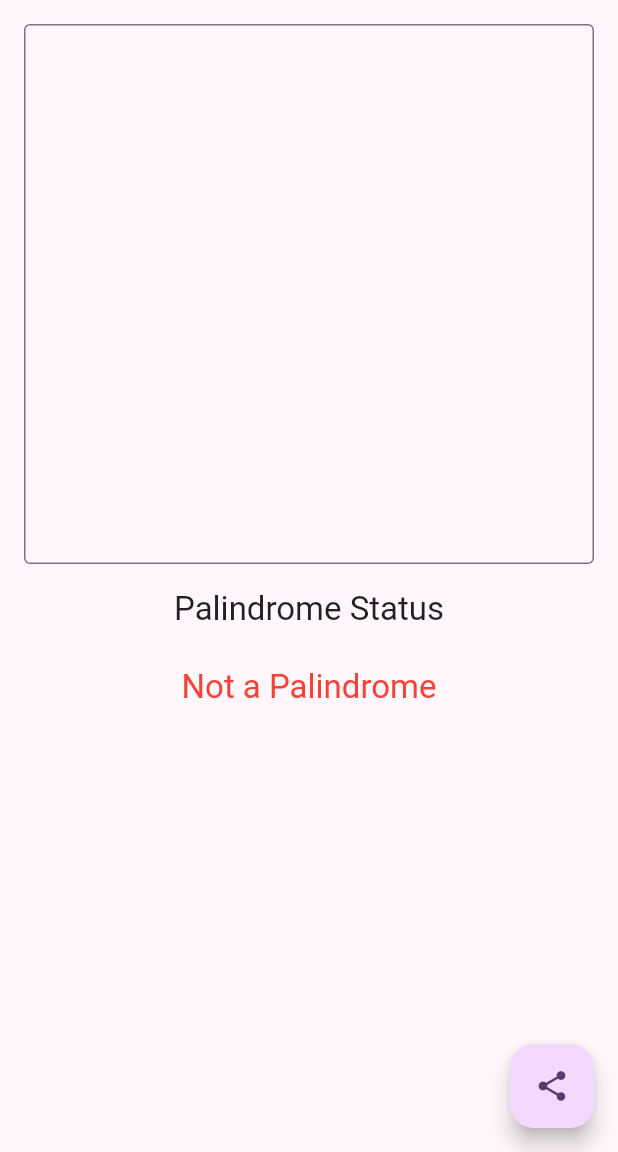
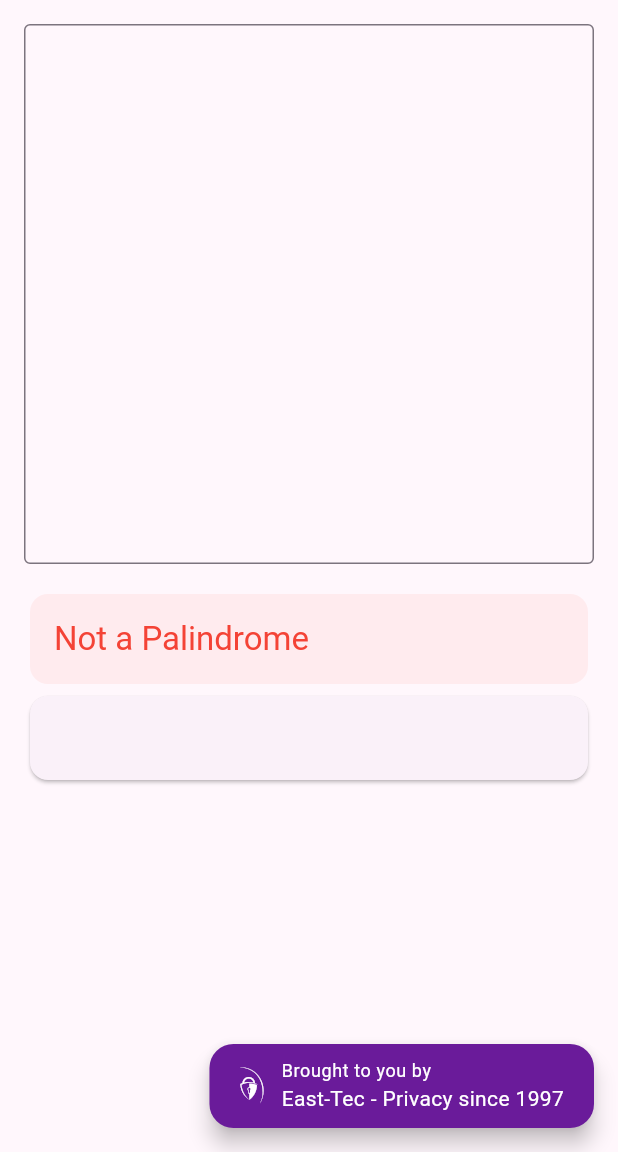
Before and after one commit to Appliberated/palitest, a Flutter app: the screen it shows after launch, on a phone screen of 412 x 824 dp, the part 84-1236 px from its top. Run offline on Flutter 3.47's test engine with Material 3 defaults, Android fonts, the light colour scheme and no system bars; missing offline and left inert: dart:html.

Commit message:
Add sponsor badge

```diff
--- /dev/null
+++ b/lib/common/custom_icons.dart
@@ -0,0 +1,17 @@
+// Copyright (c) 2024 Appliberated (https://www.appliberated.com/). All rights reserved.
+// Use of this source code is governed by a user license that can be found in the LICENSE file.
+//
+// Flutter icons CustomIcons
+// Copyright (C) 2023 by original authors @ fluttericon.com, fontello.com
+// This font was generated by FlutterIcon.com, which is derived from Fontello.
+
+/// The custom icons used in the app.
+library;
+
+import 'package:flutter/widgets.dart';
+
+const _kFontFam = 'CustomIcons';
+const String? _kFontPkg = null;
+
+/// The East-Tec logo mark.
+const IconData eastTecLogoMark = IconData(0xe804, fontFamily: _kFontFam, fontPackage: _kFontPkg);
--- a/lib/common/strings.dart
+++ b/lib/common/strings.dart
@@ -18,3 +18,8 @@ const String ignoreNonAlphanumeric = "Ignore Non-Alphanumeric";
 const String showExamplesText = "Show Palindrome Examples";
 const String pasteButtonText = "Paste";
 const String shareButtonText = "Share";
+
+// Sponsor badge
+
+const String sponsorSubtitle = 'Brought to you by';
+const String sponsorTitle = 'East-Tec - Privacy since 1997';
--- a/lib/common/theme.dart
+++ b/lib/common/theme.dart
@@ -3,6 +3,8 @@ import 'package:flutter/material.dart';
 // A nice unique shade of purple that should evoke a sense of reflection or mirroring and symbolize
 // palindromes
 const Color _accentColor = Color(0xFF6A1B9A);
+
+const Color sponsorBackgroundColor = Color(0xFF00A4F9);
 
 ThemeData appTheme(Brightness brightness) {
   // A color that is white in the light theme and black in the dark theme
@@ -18,11 +20,15 @@ ThemeData appTheme(Brightness brightness) {
   );
   return ThemeData.from(
     colorScheme: colorScheme,
-    textTheme: Typography.material2018().black,
+    // textTheme: Typography.material2018().black,
   ).copyWith(
     appBarTheme: const AppBarTheme(
       backgroundColor: _accentColor,
       foregroundColor: Colors.white,
     ),
+    floatingActionButtonTheme: const FloatingActionButtonThemeData(
+      backgroundColor: _accentColor,
+      foregroundColor: Colors.white,
+    ),
   );
 }
--- a/lib/ui/palindrome_checker_screen.dart
+++ b/lib/ui/palindrome_checker_screen.dart
@@ -9,6 +9,8 @@ import '../common/strings.dart' as strings;
 import '../logic/palindrome_checker.dart';
 import 'palindrome_status.dart';
 import 'palindrome_text_field.dart';
+import 'sponsor_badge.dart';
+import '../common/custom_icons.dart' as custom_icons;
 
 class PalindromeCheckerScreen extends StatefulWidget {
   const PalindromeCheckerScreen({super.key});
@@ -98,7 +100,9 @@ class _PalindromeCheckerScreenState extends State<PalindromeCheckerScreen> {
                 onChanged: (_) => _checkPalindrome(),
               ),
             ),
-            const SizedBox(height: 16.0),
+            // Add a horizontal or vertical space between the text field and the status
+            // depending on the value of isLandscape
+            if (isLandscape) const SizedBox(width: 16.0) else const SizedBox(height: 16.0),
             Expanded(
               child: PalindromeStatus(
                 isPalindrome: _isPalindrome,
@@ -108,10 +112,30 @@ class _PalindromeCheckerScreenState extends State<PalindromeCheckerScreen> {
           ],
         ),
       ),
-      floatingActionButton: FloatingActionButton(
-        child: const Icon(Icons.share),
-        onPressed: () => _shareResult(),
-      ),
+      // floatingActionButton: const SponsorBadge(),
+      // floatingActionButton: FloatingActionButton(
+      //   child: const Icon(Icons.share),
+      //   onPressed: () => _shareResult(),
+      // ),
+      // floatingActionButton: FloatingActionButton.extended(
+      //   icon: const Icon(custom_icons.eastTecLogoMark),
+      //   // label: const Text(strings.broughtToYouByWide),
+      //   label: Column(
+      //     crossAxisAlignment: CrossAxisAlignment.start,
+      //     children: <Widget>[
+      //       Text(
+      //         strings.broughtToYouByWide,
+      //         style: Theme.of(context).textTheme.bodySmall,
+      //       ),
+      //       Text(
+      //         strings.eastTecWide,
+      //         style: Theme.of(context).textTheme.bodyMedium,
+      //       ),
+      //     ],
+      //   ),
+      //   onPressed: () => _shareResult(),
+      // ),
+      floatingActionButton: const SponsorBadge(),
     );
   }
 }
@@ -146,7 +170,7 @@ class _AppBar extends StatelessWidget implements PreferredSizeWidget {
 
     return AppBar(
       title: const Text(strings.appTitle),
-      actions: [
+      actions: <Widget>[
         IconButton(
           icon: const Icon(Icons.paste),
           onPressed: () => onAppBarAction?.call(_AppBarActions.paste),
--- a/lib/ui/palindrome_status.dart
+++ b/lib/ui/palindrome_status.dart
@@ -21,20 +21,28 @@ class PalindromeStatus extends StatelessWidget {
   @override
   Widget build(BuildContext context) {
     return Column(
+      crossAxisAlignment: CrossAxisAlignment.stretch,
       children: <Widget>[
-        Text(
-          strings.palindromeStatus,
-          style: Theme.of(context).textTheme.titleLarge,
+        Card.filled(
+          color: isPalindrome ? Colors.green.shade50 : Colors.red.shade50,
+          child: Padding(
+            padding: const EdgeInsets.all(16.0),
+            child: Text(
+              isPalindrome ? strings.isPalindromeText : strings.notPalindromeText,
+              style: Theme.of(context).textTheme.titleLarge?.copyWith(
+                    color: isPalindrome ? Colors.green : Colors.red,
+                  ),
+            ),
+          ),
         ),
-        Text(
-          normalizedText,
-          style: Theme.of(context).textTheme.bodyLarge,
-        ),
-        Text(
-          isPalindrome ? strings.isPalindromeText : strings.notPalindromeText,
-          style: Theme.of(context).textTheme.titleLarge?.copyWith(
-                color: isPalindrome ? Colors.green : Colors.red,
-              ),
+        Card(
+          child: Padding(
+            padding: const EdgeInsets.all(16.0),
+            child: Text(
+              normalizedText,
+              style: Theme.of(context).textTheme.bodyLarge,
+            ),
+          ),
         ),
       ],
     );
--- /dev/null
+++ b/lib/ui/sponsor_badge.dart
@@ -0,0 +1,91 @@
+// Copyright (c) 2024 Appliberated (https://www.appliberated.com/). All rights reserved.
+// Use of this source code is governed by a user license that can be found in the LICENSE file.
+
+import 'package:flutter/material.dart';
+
+import '../common/custom_icons.dart' as custom_icons;
+import '../common/strings.dart' as strings;
+
+/// A badge that displays the East-Tec logo and the "Brought to you by" texts.
+///
+/// The badge is clickable and opens the East-Tec website in the default browser.
+class SponsorBadge extends StatelessWidget {
+  /// Creates a new [SponsorBadge].
+  const SponsorBadge({
+    super.key,
+    this.onPressed,
+  });
+
+  final void Function()? onPressed;
+
+  // /// Opens the East-Tec website in the default browser.
+  // void _onTap(BuildContext context) {
+  //   // utils.launchUrlExternal(context, app_urls.eastTecBadgeUrl);
+  // }
+
+  @override
+  Widget build(BuildContext context) {
+    final Color backgroundColor = Theme.of(context).colorScheme.primary;
+    final Color foregroundColor = Theme.of(context).colorScheme.onPrimary;
+
+    return FloatingActionButton.extended(
+      icon: Icon(
+        custom_icons.eastTecLogoMark,
+        color: foregroundColor,
+      ),
+      // label: const Text(strings.broughtToYouByWide),
+      label: Column(
+        crossAxisAlignment: CrossAxisAlignment.start,
+        children: <Widget>[
+          Text(
+            strings.sponsorSubtitle,
+            style: Theme.of(context).textTheme.bodySmall!.copyWith(color: foregroundColor),
+          ),
+          Text(
+            strings.sponsorTitle,
+            style: Theme.of(context).textTheme.bodyMedium!.copyWith(color: foregroundColor),
+          ),
+        ],
+      ),
+      onPressed: onPressed,
+    );
+
+    // // The badge can be (and should be) clickable.
+    // return InkWell(
+    //   onTap: () => _onTap(context),
+    //   child: Ink(
+    //     // Padding and background color
+    //     padding: EdgeInsets.symmetric(horizontal: isWide ? 20 : 12, vertical: 12),
+    //     color: backgroundColor,
+    //     child: Row(
+    //       mainAxisSize: MainAxisSize.min,
+    //       children: <Widget>[
+    //         // The East-Tec logomark
+    //         Icon(
+    //           custom_icons.eastTecLogoMark,
+    //           color: foregroundColor,
+    //           size: 32.0,
+    //         ),
+
+    //         const SizedBox(width: 8),
+
+    //         // The "Brought to you by" texts
+    //         Column(
+    //           crossAxisAlignment: CrossAxisAlignment.start,
+    //           children: <Widget>[
+    //             Text(
+    //               isWide ? strings.broughtToYouByWide : strings.broughtToYouBy,
+    //               style: Theme.of(context).textTheme.bodySmall!.copyWith(color: foregroundColor),
+    //             ),
+    //             Text(
+    //               isWide ? strings.eastTecWide : strings.eastTec,
+    //               style: Theme.of(context).textTheme.bodyMedium!.copyWith(color: foregroundColor),
+    //             ),
+    //           ],
+    //         ),
+    //       ],
+    //     ),
+    //   ),
+    // );
+  }
+}
--- a/pubspec.yaml
+++ b/pubspec.yaml
@@ -88,3 +88,8 @@ flutter:
   #
   # For details regarding fonts from package dependencies,
   # see https://flutter.dev/custom-fonts/#from-packages
+
+  fonts:
+  - family: CustomIcons
+    fonts:
+      - asset: assets/fonts/CustomIcons.ttf
```
Also changed, not shown: assets/fonts/CustomIcons.ttf (added).
